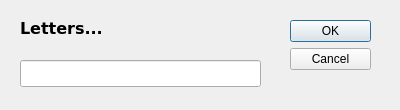
First picture: the form in WakeupBox.ui, repository tr00per/musicalarm, before the edit.
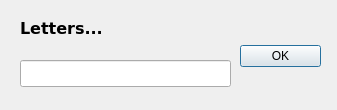
Second picture: the form after the edit.

What changed in the file:
```diff
--- a/WakeupBox.ui
+++ b/WakeupBox.ui
@@ -9,30 +9,42 @@
    <rect>
     <x>0</x>
     <y>0</y>
-    <width>400</width>
+    <width>337</width>
     <height>110</height>
    </rect>
   </property>
+  <property name="sizePolicy">
+   <sizepolicy hsizetype="Fixed" vsizetype="Fixed">
+    <horstretch>0</horstretch>
+    <verstretch>0</verstretch>
+   </sizepolicy>
+  </property>
   <property name="windowTitle">
    <string>Type in shown letters...</string>
   </property>
+  <property name="sizeGripEnabled">
+   <bool>false</bool>
+  </property>
   <property name="modal">
    <bool>true</bool>
   </property>
   <widget class="QDialogButtonBox" name="buttons">
    <property name="geometry">
     <rect>
-     <x>290</x>
-     <y>20</y>
+     <x>240</x>
+     <y>0</y>
      <width>81</width>
-     <height>81</height>
+     <height>111</height>
     </rect>
    </property>
    <property name="orientation">
     <enum>Qt::Vertical</enum>
    </property>
    <property name="standardButtons">
-    <set>QDialogButtonBox::Cancel|QDialogButtonBox::Ok</set>
+    <set>QDialogButtonBox::Ok</set>
+   </property>
+   <property name="centerButtons">
+    <bool>true</bool>
    </property>
   </widget>
   <widget class="QLabel" name="pasword">
@@ -61,7 +73,7 @@
     <rect>
      <x>20</x>
      <y>60</y>
-     <width>241</width>
+     <width>211</width>
      <height>27</height>
     </rect>
    </property>
```
Left out of the diff: 41 changed lines with no effect on the pictures.
